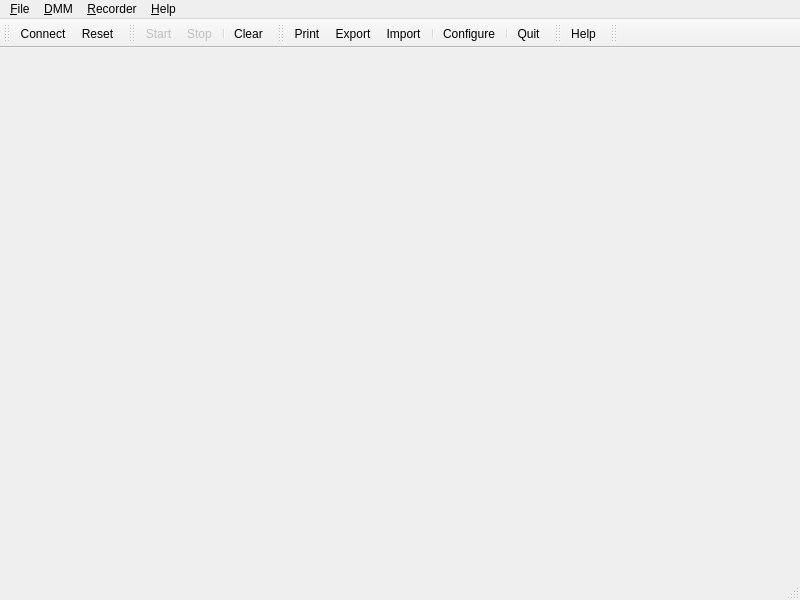
Above: src/forms/uimainwin.ui from tuxmaster/QtDMM before the change. Below: the same form after it.
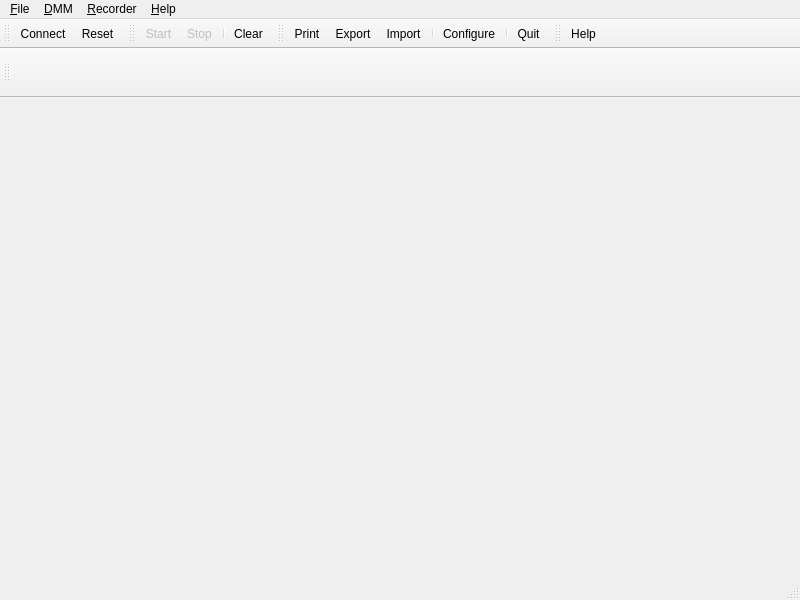
That is the form after the change. Icons and pictures are not drawn.

Commit message: - Fix DMM display tool bar. (first try)

```diff
--- a/src/forms/uimainwin.ui
+++ b/src/forms/uimainwin.ui
@@ -151,14 +151,32 @@
    <addaction name="action_Direct_help"/>
   </widget>
   <widget class="QToolBar" name="toolBarDisplay">
+   <property name="sizePolicy">
+    <sizepolicy hsizetype="MinimumExpanding" vsizetype="MinimumExpanding">
+     <horstretch>0</horstretch>
+     <verstretch>0</verstretch>
+    </sizepolicy>
+   </property>
+   <property name="minimumSize">
+    <size>
+     <width>50</width>
+     <height>50</height>
+    </size>
+   </property>
    <property name="windowTitle">
     <string>Display</string>
    </property>
+   <property name="movable">
+    <bool>true</bool>
+   </property>
+   <property name="allowedAreas">
+    <set>Qt::AllToolBarAreas</set>
+   </property>
    <attribute name="toolBarArea">
     <enum>TopToolBarArea</enum>
    </attribute>
    <attribute name="toolBarBreak">
-    <bool>false</bool>
+    <bool>true</bool>
    </attribute>
   </widget>
   <action name="action_Export">
```
